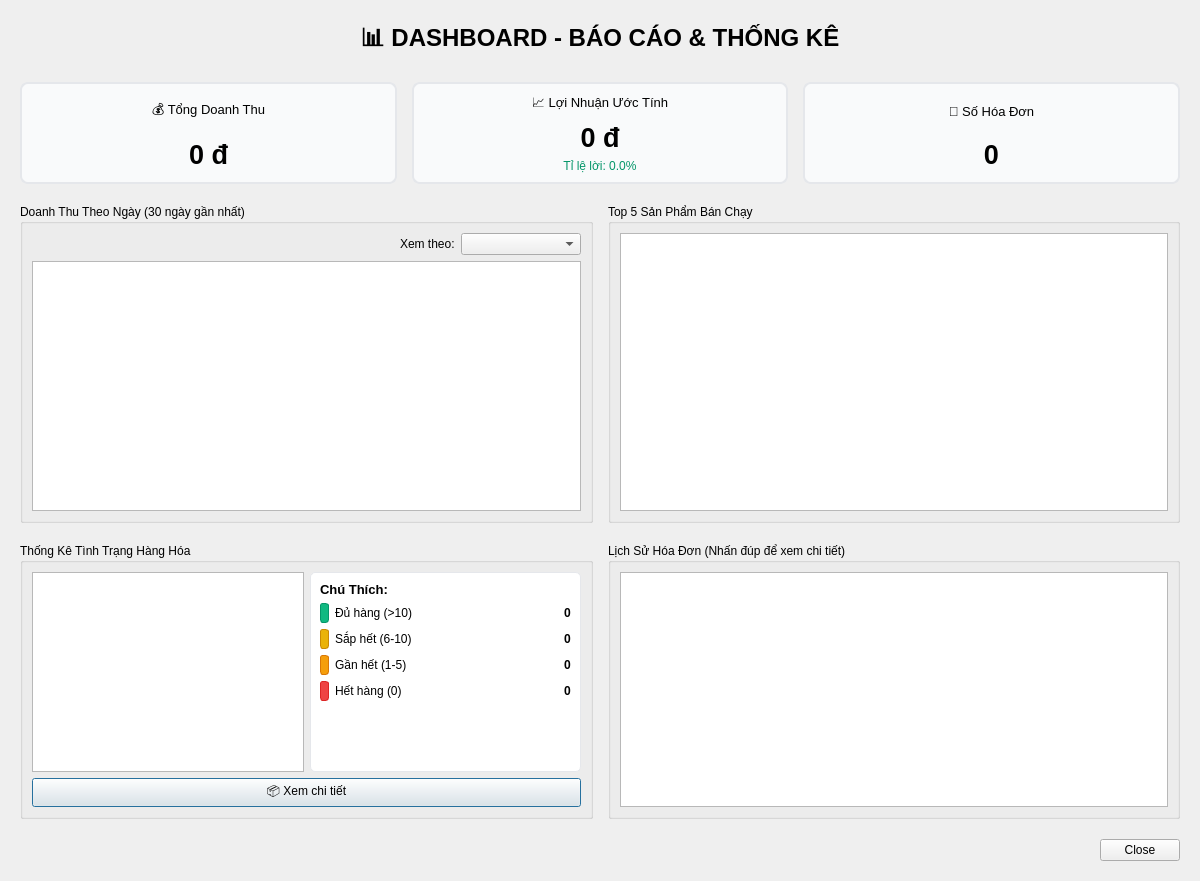
Above: ThongKe.ui from DuongNguyen0210/StoreProject before the change. Below: the same form after it.
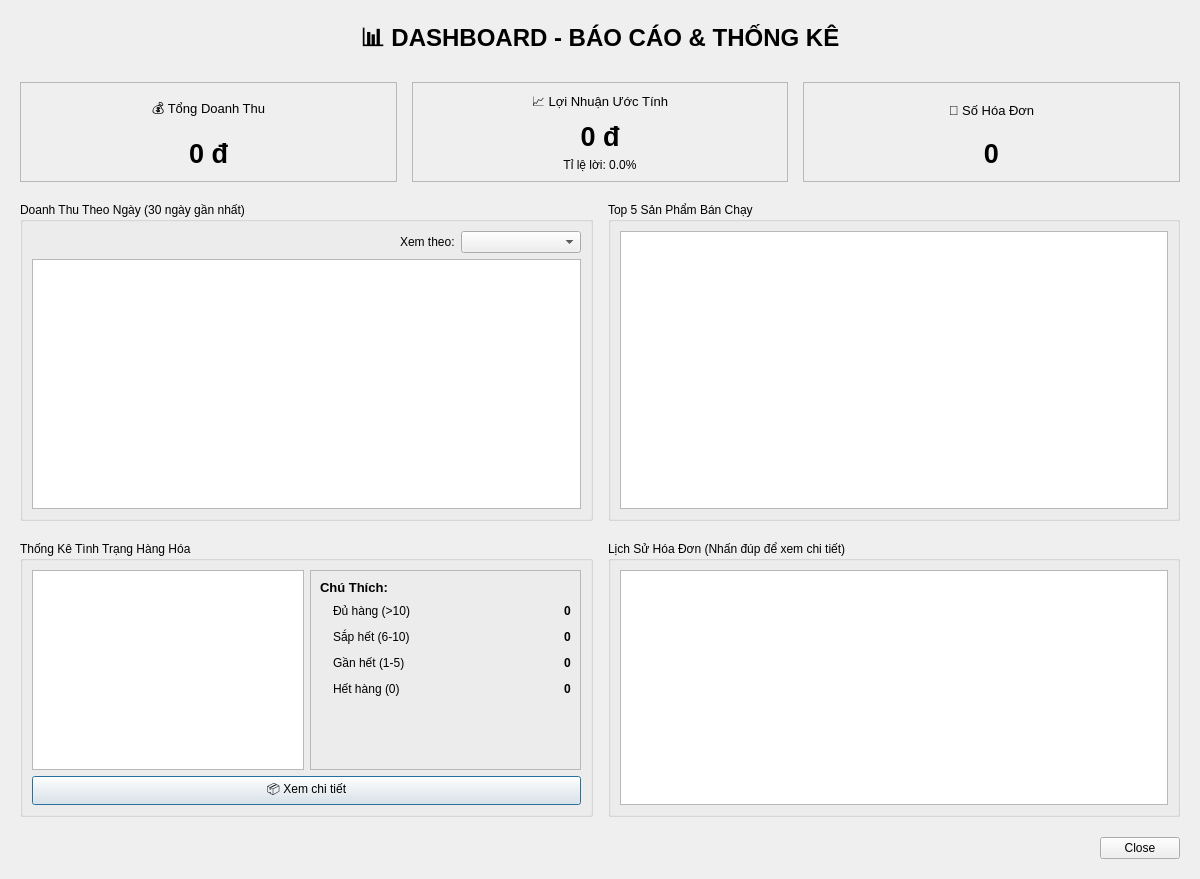
That is the form after the change. Icons and pictures are not drawn. Custom widgets are drawn as their Qt base class.

```diff
--- a/ThongKe.ui
+++ b/ThongKe.ui
@@ -62,9 +62,6 @@
        <property name="frameShadow">
         <enum>QFrame::Shadow::Raised</enum>
        </property>
-       <property name="styleSheet">
-        <string notr="true">QFrame#frameRevenue { border: 2px solid #E5E7EB; border-radius: 8px; background-color: #F9FAFB; }</string>
-       </property>
        <layout class="QVBoxLayout" name="verticalLayout_2">
         <item>
          <widget class="QLabel" name="lblRevenueTit">
@@ -108,9 +105,6 @@
         <property name="frameShadow">
          <enum>QFrame::Shadow::Raised</enum>
         </property>
-        <property name="styleSheet">
-         <string notr="true">QFrame#frameProfit { border: 2px solid #E5E7EB; border-radius: 8px; background-color: #F9FAFB; }</string>
-        </property>
         <layout class="QVBoxLayout" name="verticalLayout_3">
          <item>
           <widget class="QLabel" name="lblProfitTitle">
@@ -153,9 +147,6 @@
            <property name="text">
             <string>Tỉ lệ lời: 0.0%</string>
            </property>
-           <property name="styleSheet">
-            <string notr="true">color: #059669;</string>
-           </property>
            <property name="alignment">
             <set>Qt::AlignmentFlag::AlignCenter</set>
            </property>
@@ -172,9 +163,6 @@
        <property name="frameShadow">
         <enum>QFrame::Shadow::Raised</enum>
        </property>
-       <property name="styleSheet">
-        <string notr="true">QFrame#frameBills { border: 2px solid #E5E7EB; border-radius: 8px; background-color: #F9FAFB; }</string>
-       </property>
        <layout class="QVBoxLayout" name="verticalLayout_4">
         <item>
          <widget class="QLabel" name="lblBillsTitle">
@@ -322,9 +310,6 @@
             <property name="frameShadow">
              <enum>QFrame::Shadow::Raised</enum>
             </property>
-            <property name="styleSheet">
-             <string notr="true">QFrame#frameLegend { border: 1px solid #E5E7EB; border-radius: 5px; background-color: white; }</string>
-            </property>
             <layout class="QVBoxLayout" name="legendLayout">
              <item>
               <widget class="QLabel" name="lblLegendTitle">
@@ -349,9 +334,6 @@
                    <height>20</height>
                   </size>
                  </property>
-                 <property name="styleSheet">
-                  <string notr="true">background-color: #10B981; border: 1px solid #059669; border-radius: 3px;</string>
-                 </property>
                  <property name="text">
                   <string/>
                  </property>
@@ -401,9 +383,6 @@
                    <height>20</height>
                   </size>
                  </property>
-                 <property name="styleSheet">
-                  <string notr="true">background-color: #EAB308; border: 1px solid #CA8A04; border-radius: 3px;</string>
-                 </property>
                  <property name="text">
                   <string/>
                  </property>
@@ -453,9 +432,6 @@
                    <height>20</height>
                   </size>
                  </property>
-                 <property name="styleSheet">
-                  <string notr="true">background-color: #F59E0B; border: 1px solid #D97706; border-radius: 3px;</string>
-                 </property>
                  <property name="text">
                   <string/>
                  </property>
@@ -505,9 +481,6 @@
                    <height>20</height>
                   </size>
                  </property>
-                 <property name="styleSheet">
-                  <string notr="true">background-color: #EF4444; border: 1px solid #DC2626; border-radius: 3px;</string>
-                 </property>
                  <property name="text">
                   <string/>
                  </property>
```
Lines whose indentation alone changed are shown as unchanged.
